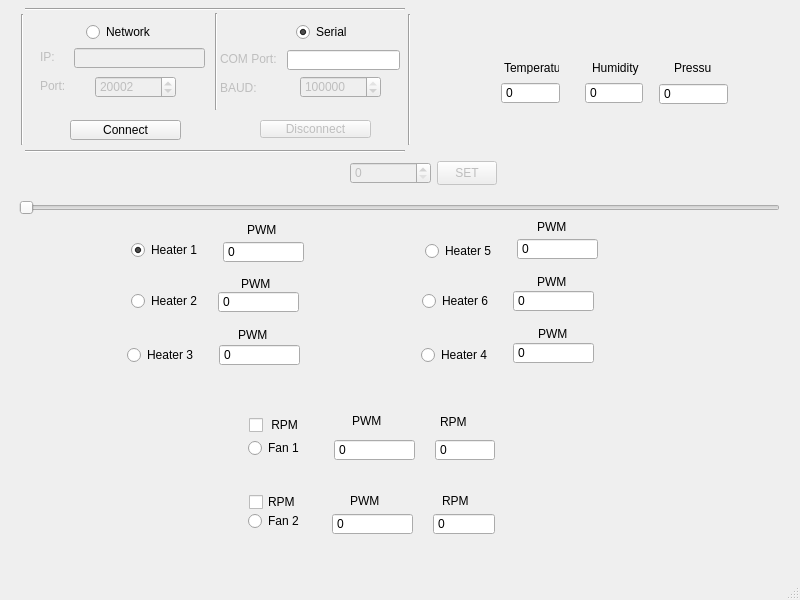
Qt form ClientSoftware/DewController-Qt/mainwindow.ui (radmilofelix/DewController) before a commit.
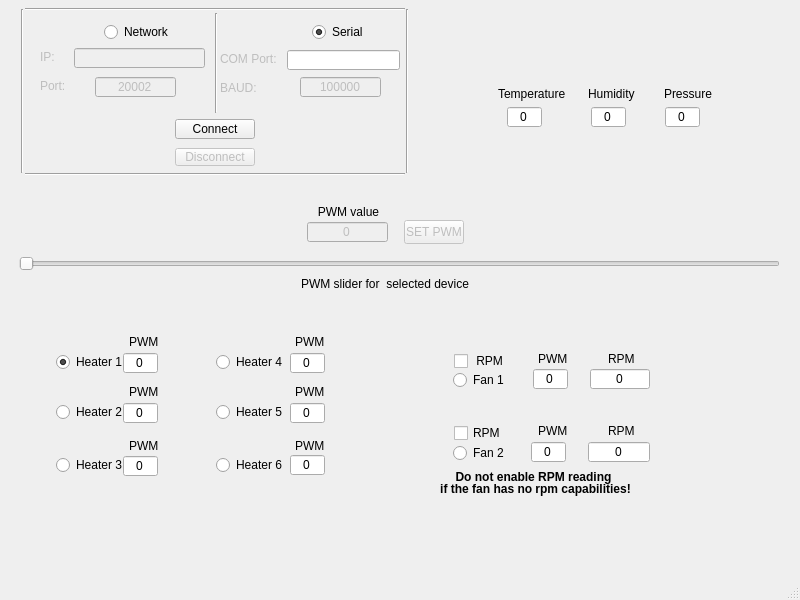
The same form after that commit.

Diff of the .ui file:
```diff
--- a/ClientSoftware/DewController-Qt/mainwindow.ui
+++ b/ClientSoftware/DewController-Qt/mainwindow.ui
@@ -30,7 +30,7 @@
     <property name="geometry">
      <rect>
       <x>19</x>
-      <y>198</y>
+      <y>254</y>
       <width>761</width>
       <height>20</height>
      </rect>
@@ -45,7 +45,7 @@
    <widget class="QRadioButton" name="radioButtonSerial">
     <property name="geometry">
      <rect>
-      <x>296</x>
+      <x>312</x>
       <y>23</y>
       <width>71</width>
       <height>18</height>
@@ -64,7 +64,7 @@
    <widget class="QRadioButton" name="radioButtonNetwork">
     <property name="geometry">
      <rect>
-      <x>86</x>
+      <x>104</x>
       <y>23</y>
       <width>91</width>
       <height>18</height>
@@ -83,12 +83,18 @@
     </property>
     <property name="geometry">
      <rect>
-      <x>350</x>
-      <y>162</y>
+      <x>307</x>
+      <y>221</y>
       <width>81</width>
       <height>22</height>
      </rect>
     </property>
+    <property name="alignment">
+     <set>Qt::AlignCenter</set>
+    </property>
+    <property name="buttonSymbols">
+     <enum>QAbstractSpinBox::NoButtons</enum>
+    </property>
     <property name="maximum">
      <number>255</number>
     </property>
@@ -108,6 +114,12 @@
       <height>22</height>
      </rect>
     </property>
+    <property name="alignment">
+     <set>Qt::AlignCenter</set>
+    </property>
+    <property name="buttonSymbols">
+     <enum>QAbstractSpinBox::NoButtons</enum>
+    </property>
     <property name="maximum">
      <number>1000000</number>
     </property>
@@ -191,6 +203,15 @@
       <height>22</height>
      </rect>
     </property>
+    <property name="frame">
+     <bool>true</bool>
+    </property>
+    <property name="alignment">
+     <set>Qt::AlignCenter</set>
+    </property>
+    <property name="buttonSymbols">
+     <enum>QAbstractSpinBox::NoButtons</enum>
+    </property>
     <property name="maximum">
      <number>65535</number>
     </property>
@@ -201,9 +222,9 @@
    <widget class="QPushButton" name="connect">
     <property name="geometry">
      <rect>
-      <x>70</x>
-      <y>120</y>
-      <width>111</width>
+      <x>175</x>
+      <y>119</y>
+      <width>80</width>
       <height>20</height>
      </rect>
     </property>
@@ -217,9 +238,9 @@
     </property>
     <property name="geometry">
      <rect>
-      <x>260</x>
-      <y>120</y>
-      <width>111</width>
+      <x>175</x>
+      <y>148</y>
+      <width>80</width>
       <height>18</height>
      </rect>
     </property>
@@ -233,14 +254,14 @@
     </property>
     <property name="geometry">
      <rect>
-      <x>437</x>
-      <y>161</y>
+      <x>404</x>
+      <y>220</y>
       <width>60</width>
       <height>24</height>
      </rect>
     </property>
     <property name="text">
-     <string>SET</string>
+     <string>SET PWM</string>
     </property>
    </widget>
    <widget class="QLineEdit" name="hostAddress">
@@ -260,7 +281,7 @@
     <property name="geometry">
      <rect>
       <x>25</x>
-      <y>149</y>
+      <y>172</y>
       <width>380</width>
       <height>4</height>
      </rect>
@@ -273,9 +294,9 @@
     <property name="geometry">
      <rect>
       <x>20</x>
-      <y>14</y>
+      <y>9</y>
       <width>4</width>
-      <height>131</height>
+      <height>164</height>
      </rect>
     </property>
     <property name="orientation">
@@ -304,10 +325,10 @@
    <widget class="Line" name="line_4">
     <property name="geometry">
      <rect>
-      <x>401</x>
-      <y>14</y>
+      <x>399</x>
+      <y>9</y>
       <width>16</width>
-      <height>131</height>
+      <height>164</height>
      </rect>
     </property>
     <property name="orientation">
@@ -320,7 +341,7 @@
       <x>208</x>
       <y>13</y>
       <width>16</width>
-      <height>97</height>
+      <height>100</height>
      </rect>
     </property>
     <property name="orientation">
@@ -340,12 +361,15 @@
    <widget class="QSpinBox" name="heater1">
     <property name="geometry">
      <rect>
-      <x>223</x>
-      <y>241</y>
-      <width>81</width>
+      <x>123</x>
+      <y>352</y>
+      <width>35</width>
       <height>22</height>
      </rect>
     </property>
+    <property name="alignment">
+     <set>Qt::AlignCenter</set>
+    </property>
     <property name="readOnly">
      <bool>true</bool>
     </property>
@@ -359,12 +383,15 @@
    <widget class="QSpinBox" name="heater2">
     <property name="geometry">
      <rect>
-      <x>218</x>
-      <y>291</y>
-      <width>81</width>
+      <x>123</x>
+      <y>402</y>
+      <width>35</width>
       <height>22</height>
      </rect>
     </property>
+    <property name="alignment">
+     <set>Qt::AlignCenter</set>
+    </property>
     <property name="readOnly">
      <bool>true</bool>
     </property>
@@ -378,12 +405,15 @@
    <widget class="QSpinBox" name="heater3">
     <property name="geometry">
      <rect>
-      <x>219</x>
-      <y>344</y>
-      <width>81</width>
+      <x>123</x>
+      <y>455</y>
+      <width>35</width>
       <height>22</height>
      </rect>
     </property>
+    <property name="alignment">
+     <set>Qt::AlignCenter</set>
+    </property>
     <property name="readOnly">
      <bool>true</bool>
     </property>
@@ -397,12 +427,15 @@
    <widget class="QSpinBox" name="heater4">
     <property name="geometry">
      <rect>
-      <x>513</x>
-      <y>342</y>
-      <width>81</width>
+      <x>290</x>
+      <y>352</y>
+      <width>35</width>
       <height>22</height>
      </rect>
     </property>
+    <property name="alignment">
+     <set>Qt::AlignCenter</set>
+    </property>
     <property name="readOnly">
      <bool>true</bool>
     </property>
@@ -416,12 +449,15 @@
    <widget class="QSpinBox" name="heater5">
     <property name="geometry">
      <rect>
-      <x>517</x>
-      <y>238</y>
-      <width>81</width>
+      <x>290</x>
+      <y>402</y>
+      <width>35</width>
       <height>22</height>
      </rect>
     </property>
+    <property name="alignment">
+     <set>Qt::AlignCenter</set>
+    </property>
     <property name="readOnly">
      <bool>true</bool>
     </property>
@@ -435,12 +471,15 @@
    <widget class="QSpinBox" name="heater6">
     <property name="geometry">
      <rect>
-      <x>513</x>
-      <y>290</y>
-      <width>81</width>
+      <x>290</x>
+      <y>454</y>
+      <width>35</width>
       <height>22</height>
      </rect>
     </property>
+    <property name="alignment">
+     <set>Qt::AlignCenter</set>
+    </property>
     <property name="readOnly">
      <bool>true</bool>
     </property>
@@ -454,12 +493,18 @@
    <widget class="QSpinBox" name="heater7">
     <property name="geometry">
      <rect>
-      <x>334</x>
-      <y>439</y>
-      <width>81</width>
+      <x>533</x>
+      <y>368</y>
+      <width>35</width>
       <height>22</height>
      </rect>
     </property>
+    <property name="wrapping">
+     <bool>false</bool>
+    </property>
+    <property name="alignment">
+     <set>Qt::AlignCenter</set>
+    </property>
     <property name="readOnly">
      <bool>true</bool>
     </property>
@@ -473,12 +518,15 @@
    <widget class="QSpinBox" name="heater8">
     <property name="geometry">
      <rect>
-      <x>332</x>
-      <y>513</y>
-      <width>81</width>
+      <x>531</x>
+      <y>441</y>
+      <width>35</width>
       <height>22</height>
      </rect>
     </property>
+    <property name="alignment">
+     <set>Qt::AlignCenter</set>
+    </property>
     <property name="readOnly">
      <bool>true</bool>
     </property>
@@ -492,8 +540,8 @@
    <widget class="QRadioButton" name="radioButtonH1">
     <property name="geometry">
      <rect>
-      <x>131</x>
-      <y>241</y>
+      <x>56</x>
+      <y>353</y>
       <width>69</width>
       <height>18</height>
      </rect>
@@ -511,8 +559,8 @@
    <widget class="QRadioButton" name="radioButtonH2">
     <property name="geometry">
      <rect>
-      <x>131</x>
-      <y>292</y>
+      <x>56</x>
+      <y>403</y>
       <width>69</width>
       <height>18</height>
      </rect>
@@ -527,8 +575,8 @@
    <widget class="QRadioButton" name="radioButtonH3">
     <property name="geometry">
      <rect>
-      <x>127</x>
-      <y>346</y>
+      <x>56</x>
+      <y>456</y>
       <width>69</width>
       <height>18</height>
      </rect>
@@ -543,8 +591,8 @@
    <widget class="QRadioButton" name="radioButtonH4">
     <property name="geometry">
      <rect>
-      <x>421</x>
-      <y>346</y>
+      <x>216</x>
+      <y>353</y>
       <width>69</width>
       <height>18</height>
      </rect>
@@ -559,8 +607,8 @@
    <widget class="QRadioButton" name="radioButtonH5">
     <property name="geometry">
      <rect>
-      <x>425</x>
-      <y>242</y>
+      <x>216</x>
+      <y>403</y>
       <width>69</width>
       <height>18</height>
      </rect>
@@ -575,8 +623,8 @@
    <widget class="QRadioButton" name="radioButtonH6">
     <property name="geometry">
      <rect>
-      <x>422</x>
-      <y>292</y>
+      <x>216</x>
+      <y>456</y>
       <width>69</width>
       <height>18</height>
      </rect>
@@ -591,8 +639,8 @@
    <widget class="QRadioButton" name="radioButtonH7">
     <property name="geometry">
      <rect>
-      <x>248</x>
-      <y>439</y>
+      <x>453</x>
+      <y>371</y>
       <width>69</width>
       <height>18</height>
      </rect>
@@ -607,8 +655,8 @@
    <widget class="QRadioButton" name="radioButtonH8">
     <property name="geometry">
      <rect>
-      <x>248</x>
-      <y>512</y>
+      <x>453</x>
+      <y>444</y>
       <width>69</width>
       <height>18</height>
      </rect>
@@ -623,12 +671,15 @@
    <widget class="QSpinBox" name="temperatureBox">
     <property name="geometry">
      <rect>
-      <x>501</x>
-      <y>82</y>
-      <width>59</width>
+      <x>507</x>
+      <y>106</y>
+      <width>35</width>
       <height>22</height>
      </rect>
     </property>
+    <property name="alignment">
+     <set>Qt::AlignCenter</set>
+    </property>
     <property name="readOnly">
      <bool>true</bool>
     </property>
@@ -642,12 +693,15 @@
    <widget class="QSpinBox" name="humidityBox">
     <property name="geometry">
      <rect>
-      <x>585</x>
-      <y>82</y>
-      <width>58</width>
+      <x>591</x>
+      <y>106</y>
+      <width>35</width>
       <height>22</height>
      </rect>
     </property>
+    <property name="alignment">
+     <set>Qt::AlignCenter</set>
+    </property>
     <property name="readOnly">
      <bool>true</bool>
     </property>
@@ -661,12 +715,15 @@
    <widget class="QSpinBox" name="airPressureBox">
     <property name="geometry">
      <rect>
-      <x>659</x>
-      <y>83</y>
-      <width>69</width>
+      <x>665</x>
+      <y>106</y>
+      <width>35</width>
       <height>22</height>
      </rect>
     </property>
+    <property name="alignment">
+     <set>Qt::AlignCenter</set>
+    </property>
     <property name="readOnly">
      <bool>true</bool>
     </property>
@@ -680,12 +737,15 @@
    <widget class="QSpinBox" name="rpm1Box">
     <property name="geometry">
      <rect>
-      <x>435</x>
-      <y>439</y>
+      <x>590</x>
+      <y>368</y>
       <width>60</width>
       <height>22</height>
      </rect>
     </property>
+    <property name="alignment">
+     <set>Qt::AlignCenter</set>
+    </property>
     <property name="readOnly">
      <bool>true</bool>
     </property>
@@ -699,12 +759,15 @@
    <widget class="QSpinBox" name="rpm2Box">
     <property name="geometry">
      <rect>
-      <x>433</x>
-      <y>513</y>
+      <x>588</x>
+      <y>441</y>
       <width>62</width>
       <height>22</height>
      </rect>
     </property>
+    <property name="alignment">
+     <set>Qt::AlignCenter</set>
+    </property>
     <property name="readOnly">
      <bool>true</bool>
     </property>
@@ -718,8 +781,8 @@
    <widget class="QCheckBox" name="Fan2RPMEnabled">
     <property name="geometry">
      <rect>
-      <x>249</x>
-      <y>493</y>
+      <x>454</x>
+      <y>424</y>
       <width>73</width>
       <height>18</height>
      </rect>
@@ -731,8 +794,8 @@
    <widget class="QCheckBox" name="Fan1RPMEnabled">
     <property name="geometry">
      <rect>
-      <x>249</x>
-      <y>416</y>
+      <x>454</x>
+      <y>352</y>
       <width>72</width>
       <height>18</height>
      </rect>
@@ -744,8 +807,8 @@
    <widget class="QLabel" name="label">
     <property name="geometry">
      <rect>
-      <x>352</x>
-      <y>415</y>
+      <x>538</x>
+      <y>353</y>
       <width>37</width>
       <height>12</height>
      </rect>
@@ -757,8 +820,8 @@
    <widget class="QLabel" name="label_2">
     <property name="geometry">
      <rect>
-      <x>440</x>
-      <y>416</y>
+      <x>608</x>
+      <y>353</y>
       <width>37</width>
       <height>12</height>
      </rect>
@@ -770,8 +833,8 @@
    <widget class="QLabel" name="label_3">
     <property name="geometry">
      <rect>
-      <x>350</x>
-      <y>495</y>
+      <x>538</x>
+      <y>425</y>
       <width>37</width>
       <height>12</height>
      </rect>
@@ -783,8 +846,8 @@
    <widget class="QLabel" name="label_4">
     <property name="geometry">
      <rect>
-      <x>442</x>
-      <y>495</y>
+      <x>608</x>
+      <y>425</y>
       <width>37</width>
       <height>12</height>
      </rect>
@@ -796,8 +859,8 @@
    <widget class="QLabel" name="label_5">
     <property name="geometry">
      <rect>
-      <x>247</x>
-      <y>224</y>
+      <x>129</x>
+      <y>336</y>
       <width>37</width>
       <height>12</height>
      </rect>
@@ -809,8 +872,8 @@
    <widget class="QLabel" name="label_6">
     <property name="geometry">
      <rect>
-      <x>241</x>
-      <y>278</y>
+      <x>129</x>
+      <y>386</y>
       <width>37</width>
       <height>12</height>
      </rect>
@@ -822,8 +885,8 @@
    <widget class="QLabel" name="label_7">
     <property name="geometry">
      <rect>
-      <x>238</x>
-      <y>329</y>
+      <x>129</x>
+      <y>440</y>
       <width>37</width>
       <height>12</height>
      </rect>
@@ -835,8 +898,8 @@
    <widget class="QLabel" name="label_8">
     <property name="geometry">
      <rect>
-      <x>537</x>
-      <y>276</y>
+      <x>295</x>
+      <y>440</y>
       <width>37</width>
       <height>12</height>
      </rect>
@@ -848,8 +911,8 @@
    <widget class="QLabel" name="label_9">
     <property name="geometry">
      <rect>
-      <x>537</x>
-      <y>221</y>
+      <x>295</x>
+      <y>386</y>
       <width>37</width>
       <height>12</height>
      </rect>
@@ -861,8 +924,8 @@
    <widget class="QLabel" name="label_10">
     <property name="geometry">
      <rect>
-      <x>538</x>
-      <y>328</y>
+      <x>295</x>
+      <y>336</y>
       <width>37</width>
       <height>12</height>
      </rect>
@@ -874,10 +937,10 @@
    <widget class="QLabel" name="label_11">
     <property name="geometry">
      <rect>
-      <x>504</x>
-      <y>62</y>
-      <width>55</width>
-      <height>12</height>
+      <x>498</x>
+      <y>86</y>
+      <width>67</width>
+      <height>16</height>
      </rect>
     </property>
     <property name="text">
@@ -887,8 +950,8 @@
    <widget class="QLabel" name="label_12">
     <property name="geometry">
      <rect>
-      <x>592</x>
-      <y>60</y>
+      <x>588</x>
+      <y>86</y>
       <width>53</width>
       <height>16</height>
      </rect>
@@ -900,16 +963,90 @@
    <widget class="QLabel" name="label_13">
     <property name="geometry">
      <rect>
-      <x>674</x>
-      <y>62</y>
-      <width>37</width>
-      <height>12</height>
+      <x>664</x>
+      <y>86</y>
+      <width>55</width>
+      <height>16</height>
      </rect>
     </property>
     <property name="text">
      <string>Pressure</string>
     </property>
    </widget>
+   <widget class="QLabel" name="label_14">
+    <property name="geometry">
+     <rect>
+      <x>225</x>
+      <y>276</y>
+      <width>320</width>
+      <height>16</height>
+     </rect>
+    </property>
+    <property name="text">
+     <string>PWM slider for  selected device</string>
+    </property>
+    <property name="alignment">
+     <set>Qt::AlignCenter</set>
+    </property>
+   </widget>
+   <widget class="QLabel" name="label_15">
+    <property name="geometry">
+     <rect>
+      <x>318</x>
+      <y>204</y>
+      <width>61</width>
+      <height>16</height>
+     </rect>
+    </property>
+    <property name="text">
+     <string>PWM value</string>
+    </property>
+    <property name="alignment">
+     <set>Qt::AlignCenter</set>
+    </property>
+   </widget>
+   <widget class="QLabel" name="label_16">
+    <property name="geometry">
+     <rect>
+      <x>415</x>
+      <y>469</y>
+      <width>237</width>
+      <height>16</height>
+     </rect>
+    </property>
+    <property name="font">
+     <font>
+      <bold>true</bold>
+     </font>
+    </property>
+    <property name="text">
+     <string>Do not enable RPM reading</string>
+    </property>
+    <property name="alignment">
+     <set>Qt::AlignCenter</set>
+    </property>
+   </widget>
+   <widget class="QLabel" name="label_17">
+    <property name="geometry">
+     <rect>
+      <x>423</x>
+      <y>481</y>
+      <width>225</width>
+      <height>16</height>
+     </rect>
+    </property>
+    <property name="font">
+     <font>
+      <bold>true</bold>
+     </font>
+    </property>
+    <property name="text">
+     <string>if the fan has no rpm capabilities!</string>
+    </property>
+    <property name="alignment">
+     <set>Qt::AlignCenter</set>
+    </property>
+   </widget>
   </widget>
   <widget class="QMenuBar" name="menubar">
    <property name="geometry">
```
Left out of the diff: 6 changed lines with no effect on the pictures.
